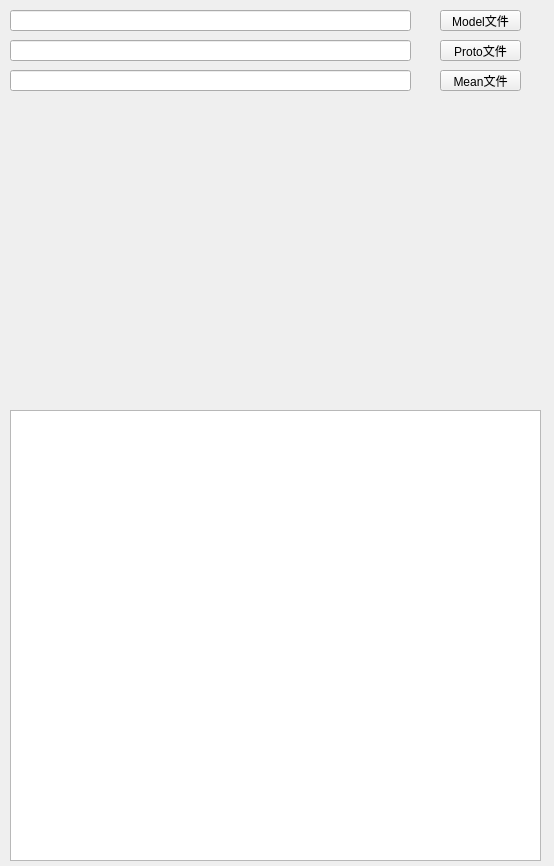
Above: skplayer/caffeui.ui from shykoe/skplayer before the change. Below: the same form after it.
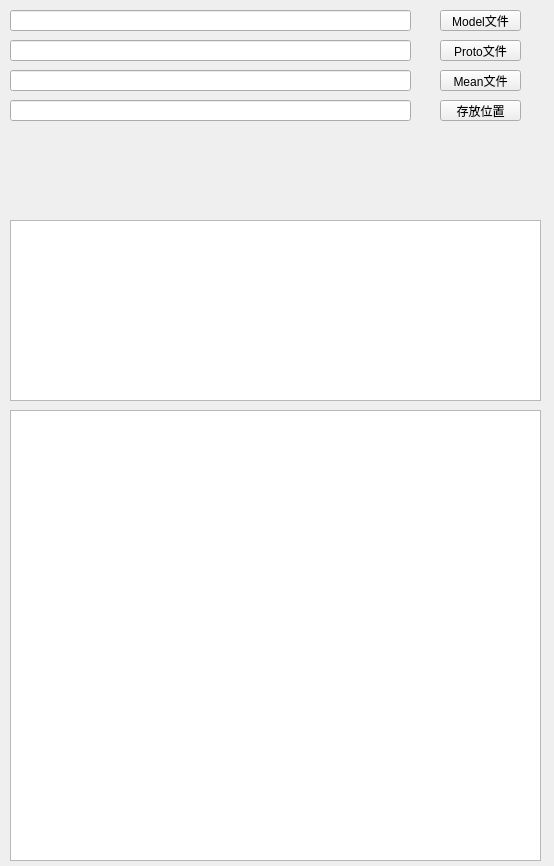
That is the form after the change.

```diff
--- a/skplayer/caffeui.ui
+++ b/skplayer/caffeui.ui
@@ -92,6 +92,39 @@
     </rect>
    </property>
   </widget>
+  <widget class="QTextEdit" name="LogText">
+   <property name="geometry">
+    <rect>
+     <x>10</x>
+     <y>220</y>
+     <width>531</width>
+     <height>181</height>
+    </rect>
+   </property>
+  </widget>
+  <widget class="QLineEdit" name="OutputDirEdit">
+   <property name="geometry">
+    <rect>
+     <x>10</x>
+     <y>100</y>
+     <width>401</width>
+     <height>21</height>
+    </rect>
+   </property>
+  </widget>
+  <widget class="QPushButton" name="OutputDir">
+   <property name="geometry">
+    <rect>
+     <x>440</x>
+     <y>100</y>
+     <width>81</width>
+     <height>21</height>
+    </rect>
+   </property>
+   <property name="text">
+    <string>存放位置</string>
+   </property>
+  </widget>
  </widget>
  <layoutdefault spacing="6" margin="11"/>
  <resources/>
```
Left out of the diff: 17 changed lines with no effect on the pictures.
